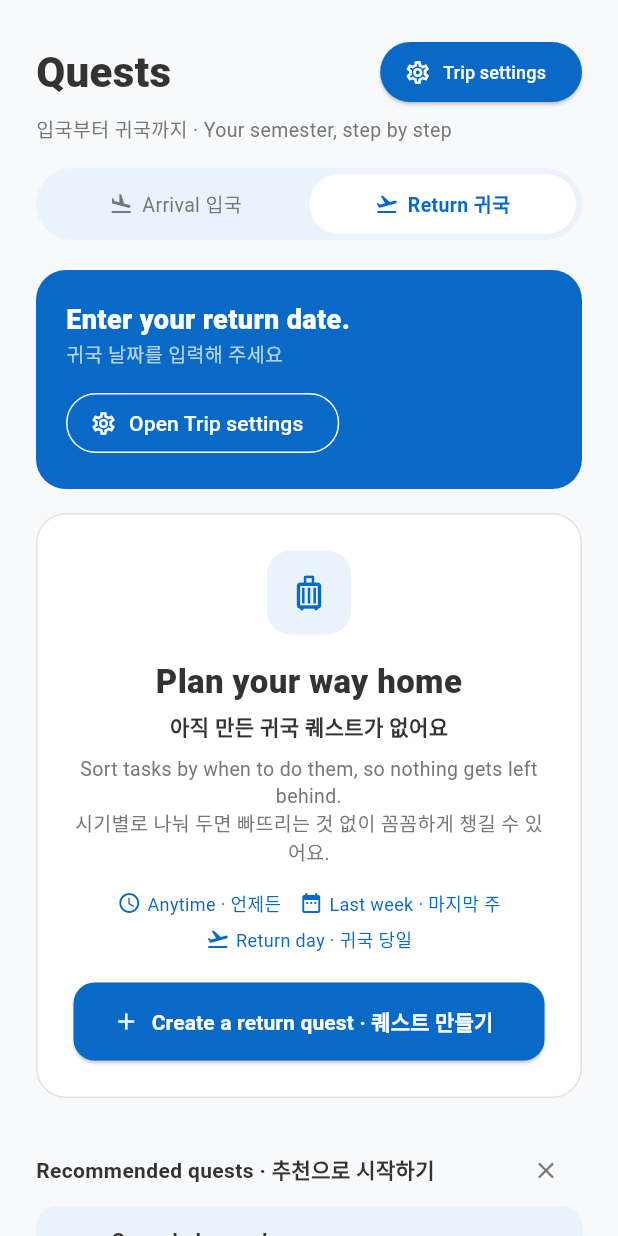
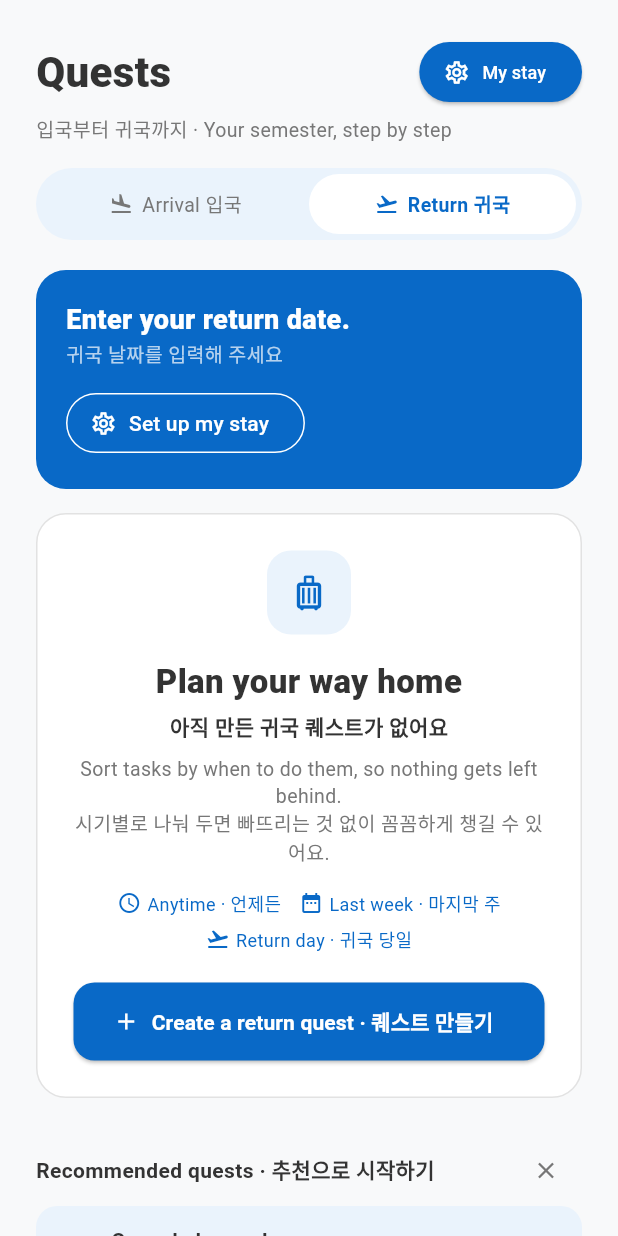
Before and after one commit to xgledsp/Mobile-programming, a Flutter app: the QuestsPage screen opened directly, after a tap on "Return 귀국", on a phone screen of 412 x 824 dp. Run offline on Flutter 3.47's test engine with Material 3 defaults, Android fonts, the phone set to English and light mode, and no system bars.

Commit message:
Unify summary cards on both tabs and rename settings to My stay

```diff
--- a/lib/quest_data.dart
+++ b/lib/quest_data.dart
@@ -30,7 +30,7 @@ const Map<String, String> phaseTitles = {
   'returnDay': 'Return day · 귀국 당일',
 };
 
-/// Values from the Trip settings sheet.
+/// Values from the My stay sheet.
 /// Dates are null until the user picks them.
 class TripSettings {
   DateTime? arrivalDate;
--- a/lib/quests_page.dart
+++ b/lib/quests_page.dart
@@ -68,7 +68,7 @@ class _QuestsPageState extends State<QuestsPage> {
                     ElevatedButton.icon(
                       onPressed: _openTripSettings,
                       icon: const Icon(Icons.settings_outlined, size: 18),
-                      label: const Text('Trip settings',
+                      label: const Text('My stay',
                           style: TextStyle(fontSize: 12)),
                       style: ElevatedButton.styleFrom(
                         backgroundColor: primaryBlue,
@@ -152,20 +152,6 @@ class _QuestsPageState extends State<QuestsPage> {
     return '${_months[date.month - 1]} ${date.day}';
   }
 
-  /// Text under the blue card for the arrival date.
-  /// After arrival: "Arrived Nov 4 · Day 23 in Korea".
-  /// Before arrival: "Arriving Dec 20 · D-24".
-  String _arrivalText(DateTime arrival) {
-    final DateTime today = DateUtils.dateOnly(DateTime.now());
-    final int days =
-        today.difference(arrival).inDays; // Negative before arrival
-
-    if (days < 0) {
-      return 'Arriving ${_formatDate(arrival)} · D$days'; // e.g. "D-24"
-    }
-    return 'Arrived ${_formatDate(arrival)} · Day ${days + 1} in Korea';
-  }
-
   /// Days left until departure, e.g. 24 for "D-24". Null if no date yet.
   int? get _daysUntilDeparture {
     final DateTime? departure = _settings.departureDate;
@@ -174,88 +160,33 @@ class _QuestsPageState extends State<QuestsPage> {
     return departure.difference(today).inDays;
   }
 
-  /// Blue card at the top of the Return tab (same style as Arrival):
-  /// the return D-day, or a prompt to set the return date.
-  Widget _buildDepartureCard() {
-    final DateTime? departure = _settings.departureDate;
-    final int? days = _daysUntilDeparture;
-
-    if (departure == null || days == null) {
-      // No return date yet: ask the user to set it.
-      return Container(
-        width: double.infinity,
-        padding: const EdgeInsets.all(20),
-        decoration: BoxDecoration(
-          color: primaryBlue,
-          borderRadius: BorderRadius.circular(20),
-        ),
-        child: Column(
-          crossAxisAlignment: CrossAxisAlignment.start,
-          children: [
-            const Text(
-              'Enter your return date.',
-              style: TextStyle(
-                  fontSize: 18,
-                  fontWeight: FontWeight.w800,
-                  color: Colors.white),
-            ),
-            const Text(
-              '귀국 날짜를 입력해 주세요',
-              style: TextStyle(fontSize: 13, color: Colors.white70),
-            ),
-            const SizedBox(height: 12),
-            OutlinedButton.icon(
-              onPressed: _openTripSettings,
-              icon: const Icon(Icons.settings_outlined, size: 18),
-              label: const Text('Open Trip settings'),
-              style: OutlinedButton.styleFrom(
-                foregroundColor: Colors.white,
-                side: const BorderSide(color: Colors.white),
-              ),
-            ),
-          ],
-        ),
-      );
-    }
+  /// Small white "n / m done" badge. Hidden when there are no quests.
+  Widget _buildDoneBadge(List<Quest> quests) {
+    if (quests.isEmpty) return const SizedBox.shrink();
+    final int done = quests.where((Quest q) => q.done).length;
 
     return Container(
-      width: double.infinity,
-      padding: const EdgeInsets.all(20),
+      padding: const EdgeInsets.symmetric(horizontal: 10, vertical: 4),
       decoration: BoxDecoration(
-        color: primaryBlue,
-        borderRadius: BorderRadius.circular(20),
+        color: Colors.white,
+        borderRadius: BorderRadius.circular(12),
       ),
-      child: Column(
-        crossAxisAlignment: CrossAxisAlignment.start,
-        children: [
-          const Text(
-            'RETURN IN | 귀국까지',
-            style: TextStyle(
-                fontSize: 11,
-                fontWeight: FontWeight.bold,
-                color: Colors.white70),
-          ),
-          const SizedBox(height: 4),
-          Text(
-            days > 0 ? 'D-$days' : (days == 0 ? 'D-Day' : 'Back home'),
-            style: const TextStyle(
-                fontSize: 32, fontWeight: FontWeight.w800, color: Colors.white),
-          ),
-          Text(
-            '${_formatDate(departure)}, ${departure.year}',
-            style: const TextStyle(fontSize: 12, color: Colors.white70),
-          ),
-        ],
+      child: Text(
+        '$done / ${quests.length} done',
+        style: const TextStyle(
+            fontSize: 12, fontWeight: FontWeight.bold, color: primaryBlue),
       ),
     );
   }
 
-  /// Blue summary card at the top of the Arrival tab.
-  Widget _buildArrivalSummary() {
-    final int total = _quests.length;
-    final int done = _quests.where((Quest q) => q.done).length;
-    final DateTime? arrival = _settings.arrivalDate;
-
+  /// Blue card shared by both tabs when the date is set.
+  /// Left: label, big number and date. Right: progress badge.
+  Widget _buildSummaryCard({
+    required String label, // e.g. "RETURN IN | 귀국까지"
+    required String bigText, // e.g. "D-24" or "Day 23"
+    required String dateText, // e.g. "Dec 20, 2026"
+    required List<Quest> quests, // Used for the badge
+  }) {
     return Container(
       width: double.infinity,
       padding: const EdgeInsets.all(20),
@@ -268,49 +199,124 @@ class _QuestsPageState extends State<QuestsPage> {
         children: [
           Row(
             children: [
-              Text(
-                total == 0 ? '0' : '$done / $total',
-                style: const TextStyle(
-                  fontSize: 36,
-                  fontWeight: FontWeight.w800,
-                  color: Colors.white,
+              Expanded(
+                child: Text(
+                  label,
+                  style: const TextStyle(
+                      fontSize: 11,
+                      fontWeight: FontWeight.bold,
+                      color: Colors.white70),
                 ),
               ),
-              const SizedBox(width: 12),
-              Expanded(
-                child: Column(
-                  crossAxisAlignment: CrossAxisAlignment.start,
-                  children: [
-                    Text(
-                      total == 0
-                          ? 'arrival quests created'
-                          : 'arrival quests done',
-                      style: const TextStyle(fontSize: 14, color: Colors.white),
-                    ),
-                    Text(
-                      total == 0 ? '생성한 입국 퀘스트' : '완료한 입국 퀘스트',
-                      style:
-                          const TextStyle(fontSize: 12, color: Colors.white70),
-                    ),
-                  ],
-                ),
-              ),
+              _buildDoneBadge(quests),
             ],
           ),
-          const SizedBox(height: 12),
-          if (total == 0)
-            const Text(
-              'Your journey starts with your first quest.',
-              style: TextStyle(fontSize: 13, color: Colors.white),
-            ),
+          const SizedBox(height: 4),
           Text(
-            arrival == null
-                ? 'Add your arrival date in Trip settings'
-                : _arrivalText(arrival),
+            bigText,
+            style: const TextStyle(
+                fontSize: 32, fontWeight: FontWeight.w800, color: Colors.white),
+          ),
+          Text(
+            dateText,
             style: const TextStyle(fontSize: 12, color: Colors.white70),
           ),
         ],
       ),
+    );
+  }
+
+  /// Blue card shared by both tabs when the date is not set yet.
+  Widget _buildNoDateCard({
+    required String title,
+    required String titleKo,
+    required List<Quest> quests,
+  }) {
+    return Container(
+      width: double.infinity,
+      padding: const EdgeInsets.all(20),
+      decoration: BoxDecoration(
+        color: primaryBlue,
+        borderRadius: BorderRadius.circular(20),
+      ),
+      child: Column(
+        crossAxisAlignment: CrossAxisAlignment.start,
+        children: [
+          Row(
+            children: [
+              Expanded(
+                child: Text(
+                  title,
+                  style: const TextStyle(
+                      fontSize: 18,
+                      fontWeight: FontWeight.w800,
+                      color: Colors.white),
+                ),
+              ),
+              _buildDoneBadge(quests),
+            ],
+          ),
+          Text(
+            titleKo,
+            style: const TextStyle(fontSize: 13, color: Colors.white70),
+          ),
+          const SizedBox(height: 12),
+          OutlinedButton.icon(
+            onPressed: _openTripSettings,
+            icon: const Icon(Icons.settings_outlined, size: 18),
+            label: const Text('Set up my stay'),
+            style: OutlinedButton.styleFrom(
+              foregroundColor: Colors.white,
+              side: const BorderSide(color: Colors.white),
+            ),
+          ),
+        ],
+      ),
+    );
+  }
+
+  /// Blue card at the top of the Return tab.
+  Widget _buildDepartureCard() {
+    final DateTime? departure = _settings.departureDate;
+    final int? days = _daysUntilDeparture;
+
+    if (departure == null || days == null) {
+      return _buildNoDateCard(
+        title: 'Enter your return date.',
+        titleKo: '귀국 날짜를 입력해 주세요',
+        quests: _returnQuests,
+      );
+    }
+    return _buildSummaryCard(
+      label: 'RETURN IN | 귀국까지',
+      bigText: days > 0 ? 'D-$days' : (days == 0 ? 'D-Day' : 'Back home'),
+      dateText: '${_formatDate(departure)}, ${departure.year}',
+      quests: _returnQuests,
+    );
+  }
+
+  /// Blue card at the top of the Arrival tab.
+  Widget _buildArrivalSummary() {
+    final DateTime? arrival = _settings.arrivalDate;
+
+    if (arrival == null) {
+      return _buildNoDateCard(
+        title: 'Add your arrival date.',
+        titleKo: '입국 날짜를 입력해 주세요',
+        quests: _quests,
+      );
+    }
+
+    final DateTime today = DateUtils.dateOnly(DateTime.now());
+    final int days = today.difference(arrival).inDays; // Negative before arrival
+    final bool arrived = days >= 0;
+
+    return _buildSummaryCard(
+      label: arrived ? 'IN KOREA | 한국에서' : 'ARRIVING IN | 입국까지',
+      bigText: arrived ? 'Day ${days + 1}' : 'D$days',
+      dateText:
+          '${arrived ? 'Arrived' : 'Arriving'} ${_formatDate(arrival)}, ${arrival.year}',
+      quests: _quests,
     );
   }
 
@@ -380,7 +386,7 @@ class _QuestsPageState extends State<QuestsPage> {
     );
   }
 
-  /// Opens Trip settings and saves the new values.
+  /// Opens My stay and saves the new values.
   Future<void> _openTripSettings() async {
     final TripSettings? updated =
         await showTripSettingsSheet(context, _settings);
--- a/lib/trip_settings_sheet.dart
+++ b/lib/trip_settings_sheet.dart
@@ -2,7 +2,7 @@ import 'package:flutter/material.dart';
 import 'app_theme.dart';
 import 'quest_data.dart';
 
-/// Opens Trip settings with the [current] values.
+/// Opens the My stay sheet with the [current] values.
 /// Returns the new settings, or null if the sheet is closed without saving.
 Future<TripSettings?> showTripSettingsSheet(
   BuildContext context,
@@ -130,7 +130,7 @@ class _TripSettingsSheetState extends State<_TripSettingsSheet> {
         crossAxisAlignment: CrossAxisAlignment.start,
         children: [
           const Text(
-            'Trip settings · 여행 설정',
+            'My stay · 내 체류 정보',
             style: TextStyle(
                 fontSize: 18, fontWeight: FontWeight.w800, color: darkText),
           ),
```
